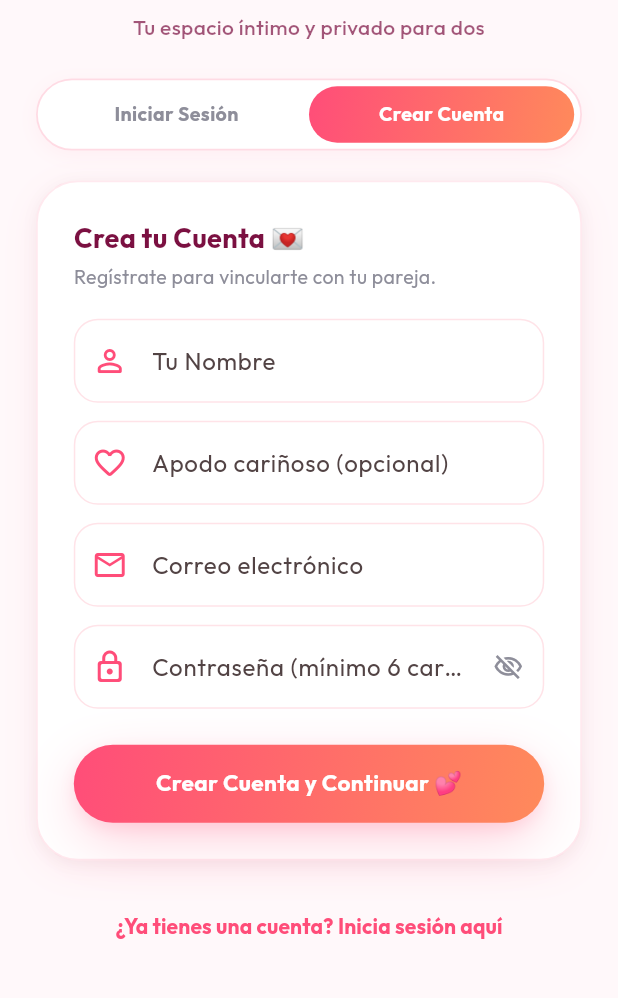
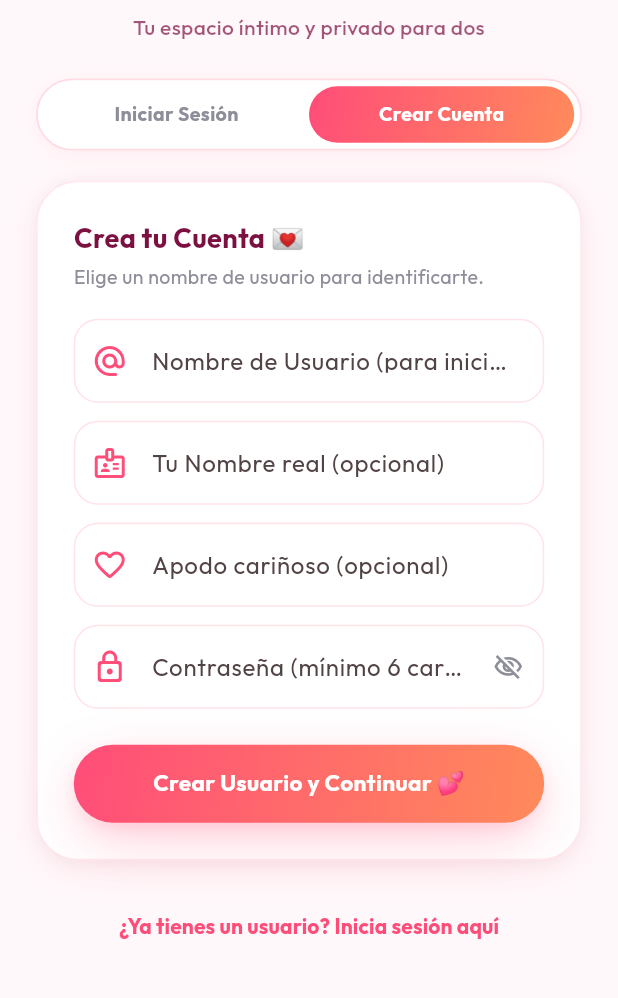
Before and after one commit to Gaxxs14/My-Heart, a Flutter app: the screen it shows after launch, after a tap on "Crear Cuenta", on a phone screen of 412 x 824 dp, the part 237-1235 px from its top. Run offline on Flutter 3.47's test engine with Material 3 defaults, Android fonts, the phone set to English and light mode, and no system bars; our stand-ins replace flutter_animate, google_fonts, image_picker, shared_preferences, socket_io_client; missing offline and left inert: home_widget; network calls fail.

Commit message:
feat: username-based login & registration - users can now create accounts and log in with a simple username instead of email

```diff
--- a/app/lib/features/auth/screens/login_screen.dart
+++ b/app/lib/features/auth/screens/login_screen.dart
@@ -1,6 +1,5 @@
 import 'package:flutter/material.dart';
 import 'package:provider/provider.dart';
-import 'package:flutter_animate/flutter_animate.dart';
 import '../../../core/providers/auth_provider.dart';
 import '../../../core/theme/app_theme.dart';
 
@@ -15,34 +14,35 @@ class _LoginScreenState extends State<LoginScreen> {
   bool _isRegisterMode = false;
 
   // Controllers for Login
-  final _loginEmailController    = TextEditingController();
+  final _loginUsernameController = TextEditingController();
   final _loginPasswordController = TextEditingController();
 
   // Controllers for Register
+  final _regUsernameController = TextEditingController();
   final _regNameController     = TextEditingController();
   final _regNicknameController = TextEditingController();
-  final _regEmailController    = TextEditingController();
   final _regPasswordController = TextEditingController();
 
-  bool _obscurePassword = true;
+  bool _obscureLoginPassword = true;
+  bool _obscureRegPassword   = true;
 
   @override
   void dispose() {
-    _loginEmailController.dispose();
+    _loginUsernameController.dispose();
     _loginPasswordController.dispose();
+    _regUsernameController.dispose();
     _regNameController.dispose();
     _regNicknameController.dispose();
-    _regEmailController.dispose();
     _regPasswordController.dispose();
     super.dispose();
   }
 
   Future<void> _submitLogin() async {
-    final email = _loginEmailController.text.trim();
+    final username = _loginUsernameController.text.trim();
     final password = _loginPasswordController.text;
 
-    if (email.isEmpty || !email.contains('@')) {
-      _showError('Ingresa un correo electrónico válido');
+    if (username.isEmpty) {
+      _showError('Por favor ingresa tu nombre de usuario');
       return;
     }
     if (password.isEmpty) {
@@ -51,24 +51,20 @@ class _LoginScreenState extends State<LoginScreen> {
     }
 
     final auth = Provider.of<AuthProvider>(context, listen: false);
-    final ok = await auth.login(email: email, password: password);
+    final ok = await auth.login(username: username, password: password);
     if (!ok && mounted && auth.errorMessage != null) {
       _showError(auth.errorMessage!);
     }
   }
 
   Future<void> _submitRegister() async {
-    final name = _regNameController.text.trim();
+    final username = _regUsernameController.text.trim();
+    final name     = _regNameController.text.trim();
     final nickname = _regNicknameController.text.trim();
-    final email = _regEmailController.text.trim();
     final password = _regPasswordController.text;
 
-    if (name.isEmpty) {
-      _showError('Por favor ingresa tu nombre');
-      return;
-    }
-    if (email.isEmpty || !email.contains('@')) {
-      _showError('Ingresa un correo electrónico válido');
+    if (username.isEmpty || username.length < 3) {
+      _showError('El nombre de usuario debe tener al menos 3 caracteres');
       return;
     }
     if (password.length < 6) {
@@ -78,9 +74,9 @@ class _LoginScreenState extends State<LoginScreen> {
 
     final auth = Provider.of<AuthProvider>(context, listen: false);
     final ok = await auth.register(
-      name: name,
-      nickname: nickname.isNotEmpty ? nickname : null,
-      email: email,
+      username: username,
+      name:     name.isNotEmpty ? name : username,
+      nickname: nickname.isNotEmpty ? nickname : (name.isNotEmpty ? name : username),
       password: password,
     );
     if (!ok && mounted && auth.errorMessage != null) {
@@ -162,8 +158,8 @@ class _LoginScreenState extends State<LoginScreen> {
                   },
                   child: Text(
                     _isRegisterMode
-                        ? '¿Ya tienes una cuenta? Inicia sesión aquí'
-                        : '¿Nuevo en My Heart? Crea tu cuenta aquí',
+                        ? '¿Ya tienes un usuario? Inicia sesión aquí'
+                        : '¿Nuevo en My Heart? Crea tu usuario aquí',
                     style: const TextStyle(
                       color: AppTheme.primaryRose,
                       fontWeight: FontWeight.bold,
@@ -294,33 +290,33 @@ class _LoginScreenState extends State<LoginScreen> {
         ),
         const SizedBox(height: 4),
         const Text(
-          'Ingresa tu correo y contraseña para entrar.',
+          'Ingresa tu usuario y contraseña para entrar.',
           style: TextStyle(fontSize: 13, color: AppTheme.textMuted),
         ),
         const SizedBox(height: 20),
         TextField(
-          controller: _loginEmailController,
-          keyboardType: TextInputType.emailAddress,
+          controller: _loginUsernameController,
+          autocorrect: false,
           decoration: const InputDecoration(
-            labelText: 'Correo electrónico',
-            hintText: 'tu@correo.com',
-            prefixIcon: Icon(Icons.email_outlined, color: AppTheme.primaryRose),
+            labelText: 'Nombre de Usuario',
+            hintText: 'Ej. gabriel, sofia',
+            prefixIcon: Icon(Icons.person_outline_rounded, color: AppTheme.primaryRose),
           ),
         ),
         const SizedBox(height: 14),
         TextField(
           controller: _loginPasswordController,
-          obscureText: _obscurePassword,
+          obscureText: _obscureLoginPassword,
           decoration: InputDecoration(
             labelText: 'Contraseña',
             prefixIcon: const Icon(Icons.lock_outline_rounded, color: AppTheme.primaryRose),
             suffixIcon: IconButton(
               icon: Icon(
-                _obscurePassword ? Icons.visibility_off_outlined : Icons.visibility_outlined,
+                _obscureLoginPassword ? Icons.visibility_off_outlined : Icons.visibility_outlined,
                 color: AppTheme.textMuted,
                 size: 20,
               ),
-              onPressed: () => setState(() => _obscurePassword = !_obscurePassword),
+              onPressed: () => setState(() => _obscureLoginPassword = !_obscureLoginPassword),
             ),
           ),
         ),
@@ -348,17 +344,27 @@ class _LoginScreenState extends State<LoginScreen> {
         ),
         const SizedBox(height: 4),
         const Text(
-          'Regístrate para vincularte con tu pareja.',
+          'Elige un nombre de usuario para identificarte.',
           style: TextStyle(fontSize: 13, color: AppTheme.textMuted),
         ),
         const SizedBox(height: 18),
         TextField(
+          controller: _regUsernameController,
+          autocorrect: false,
+          decoration: const InputDecoration(
+            labelText: 'Nombre de Usuario (para iniciar sesión)',
+            hintText: 'Ej. gabriel, sofia_amor',
+            prefixIcon: Icon(Icons.alternate_email_rounded, color: AppTheme.primaryRose),
+          ),
+        ),
+        const SizedBox(height: 12),
+        TextField(
           controller: _regNameController,
           textCapitalization: TextCapitalization.words,
           decoration: const InputDecoration(
-            labelText: 'Tu Nombre',
-            hintText: 'Ej. Gabriel, Sofía',
-            prefixIcon: Icon(Icons.person_outline_rounded, color: AppTheme.primaryRose),
+            labelText: 'Tu Nombre real (opcional)',
+            hintText: 'Ej. Gabriel',
+            prefixIcon: Icon(Icons.badge_outlined, color: AppTheme.primaryRose),
           ),
         ),
         const SizedBox(height: 12),
@@ -373,34 +379,24 @@ class _LoginScreenState extends State<LoginScreen> {
         ),
         const SizedBox(height: 12),
         TextField(
-          controller: _regEmailController,
-          keyboardType: TextInputType.emailAddress,
-          decoration: const InputDecoration(
-            labelText: 'Correo electrónico',
-            hintText: 'tu@correo.com',
-            prefixIcon: Icon(Icons.email_outlined, color: AppTheme.primaryRose),
-          ),
-        ),
-        const SizedBox(height: 12),
-        TextField(
           controller: _regPasswordController,
-          obscureText: _obscurePassword,
+          obscureText: _obscureRegPassword,
           decoration: InputDecoration(
             labelText: 'Contraseña (mínimo 6 caracteres)',
             prefixIcon: const Icon(Icons.lock_outline_rounded, color: AppTheme.primaryRose),
             suffixIcon: IconButton(
               icon: Icon(
-                _obscurePassword ? Icons.visibility_off_outlined : Icons.visibility_outlined,
+                _obscureRegPassword ? Icons.visibility_off_outlined : Icons.visibility_outlined,
                 color: AppTheme.textMuted,
                 size: 20,
               ),
-              onPressed: () => setState(() => _obscurePassword = !_obscurePassword),
+              onPressed: () => setState(() => _obscureRegPassword = !_obscureRegPassword),
             ),
           ),
         ),
         const SizedBox(height: 24),
         _buildSubmitButton(
-          label: 'Crear Cuenta y Continuar 💕',
+          label: 'Crear Usuario y Continuar 💕',
           isLoading: auth.isLoading,
           onPressed: _submitRegister,
         ),
```
Also changed, not shown: app/lib/core/providers/auth_provider.dart (+10 -8 lines), app/lib/features/auth/screens/register_screen.dart (+26 -30 lines), 2 other files.
